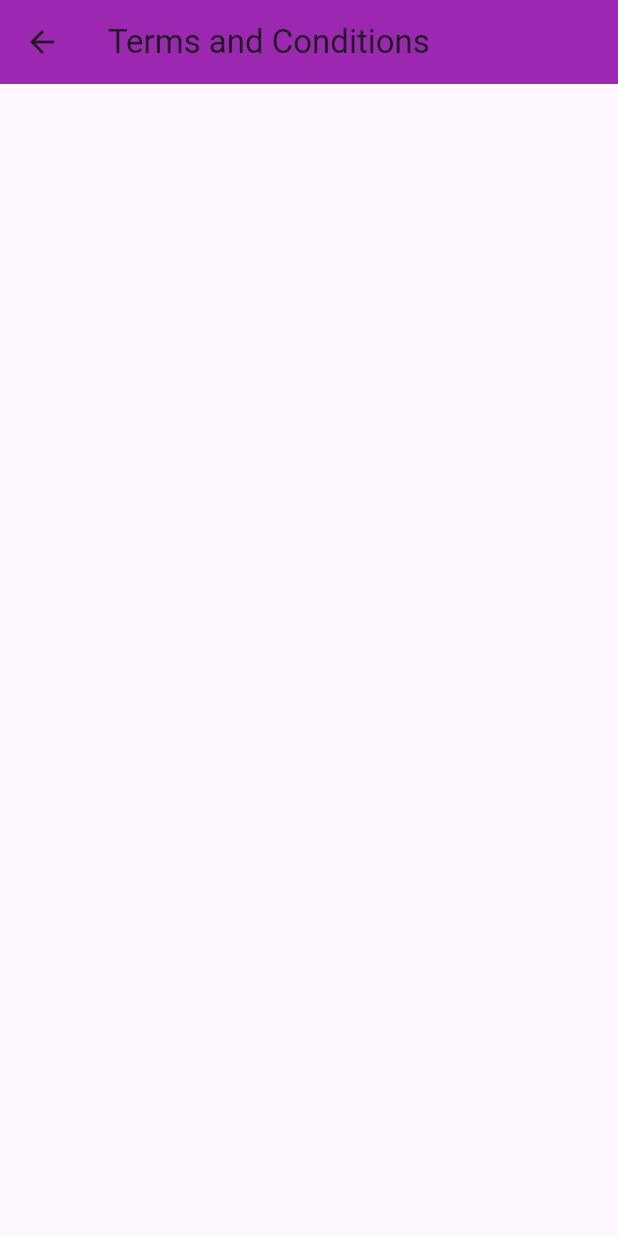
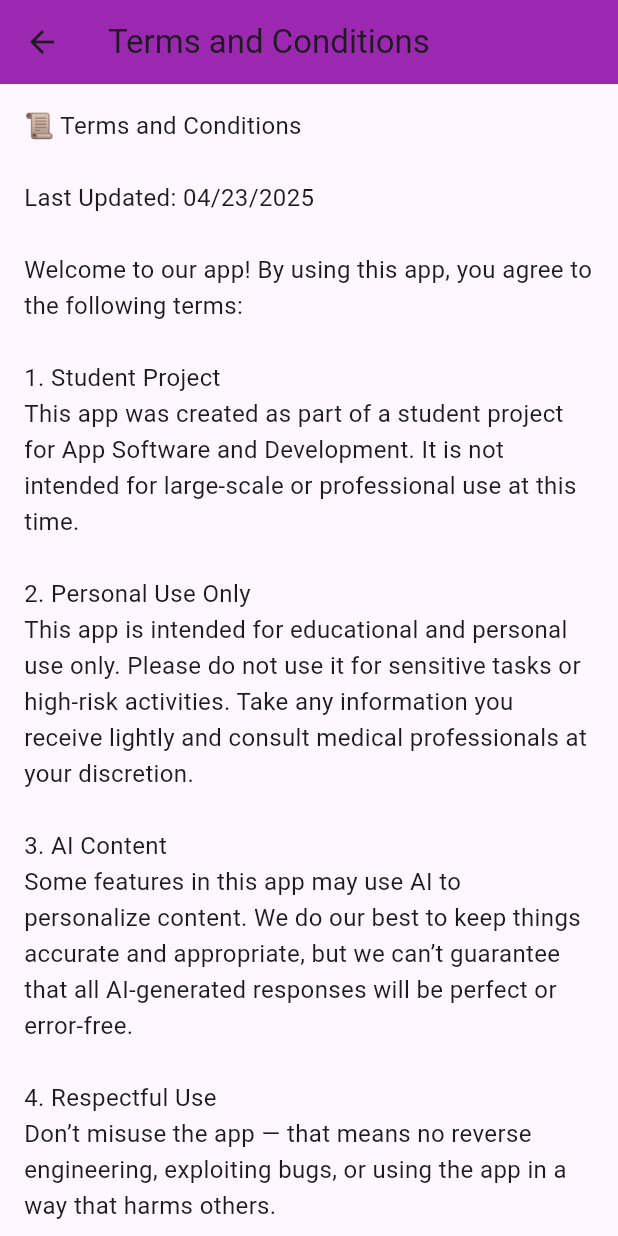
Before and after one commit to alessandrarodrguez/HealthMate, a Flutter app: the TermsAndConditionsPage screen opened by its route, on a phone screen of 412 x 824 dp. Run offline on Flutter 3.47's test engine with Material 3 defaults, Android fonts, the phone set to English and light mode, and no system bars; our stand-ins replace cloud_firestore, firebase_auth, firebase_core, google_fonts, shared_preferences; accounts and stored records are empty.

Commit message:
Updated terms and conditions, ensured data is stored separately from profile to profile using FireStore

```diff
--- a/lib/terms_and_conditions.dart
+++ b/lib/terms_and_conditions.dart
@@ -10,7 +10,60 @@ class TermsAndConditionsPage extends StatelessWidget {
         title: const Text("Terms and Conditions"),
         backgroundColor: Colors.purple,
       ),
-      body: const SizedBox.shrink(), // Empty body
+      body: const SingleChildScrollView(
+        padding: EdgeInsets.all(16.0),
+        child: Text(
+          '''
+📜 Terms and Conditions
+
+Last Updated: 04/23/2025
+
+Welcome to our app! By using this app, you agree to the following terms:
+
+1. Student Project
+This app was created as part of a student project for App Software and Development. It is not intended for large-scale or professional use at this time.
+
+2. Personal Use Only
+This app is intended for educational and personal use only. Please do not use it for sensitive tasks or high-risk activities. Take any information you receive lightly and consult medical professionals at your discretion.
+
+3. AI Content
+Some features in this app may use AI to personalize content. We do our best to keep things accurate and appropriate, but we can’t guarantee that all AI-generated responses will be perfect or error-free.
+
+4. Respectful Use
+Don’t misuse the app — that means no reverse engineering, exploiting bugs, or using the app in a way that harms others.
+
+🔐 Privacy Policy
+
+1. What We Collect
+We may collect the following information from you when you use the app:
+- A username or nickname (if provided)
+- Character customization preferences
+- Optional personal details (like birthday, height, weight) if entered
+
+This data is stored securely in Firebase Firestore, linked to your Firebase Auth user ID.
+
+2. How We Use Your Data
+We use your data to:
+- Customize your profile and character
+- Store preferences between sessions
+- Improve the app's functionality
+
+We do not sell your data, and we do not use your data for advertising.
+
+3. AI and Data
+If AI features are used, your inputs may be sent to a secure AI service to generate a response. We may permanently store your AI interactions.
+
+4. Your Control
+You can contact us at from the information given by accessing the messages icon on the top right side of the profile page to:
+- Request deletion of your data and/or profile
+- Ask questions about how we use your information
+
+5. Security
+We take reasonable steps to keep your data safe using Firebase security features, but no system is 100% secure. Use the app at your own risk.
+          ''',
+          style: TextStyle(fontSize: 16.0, height: 1.5),
+        ),
+      ),
     );
   }
 }
--- a/pubspec.yaml
+++ b/pubspec.yaml
@@ -40,6 +40,7 @@ dependencies:
   cupertino_icons: ^1.0.8
   firebase_core: ^3.12.1
   firebase_auth: ^5.5.1
+  cloud_firestore: ^5.6.6
 
 dev_dependencies:
   flutter_test:
```
Also changed, not shown: lib/profile_page.dart (+85 -34 lines), lib/user_cust.dart (+45 -14 lines), pubspec.lock, 3 other files.
